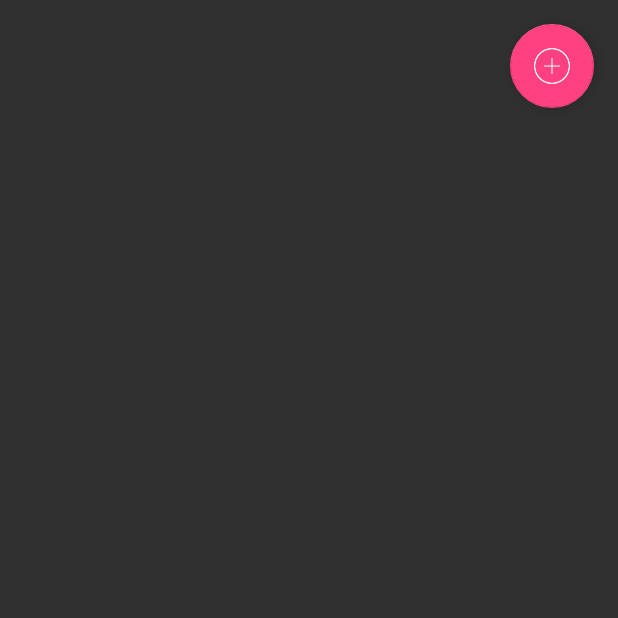
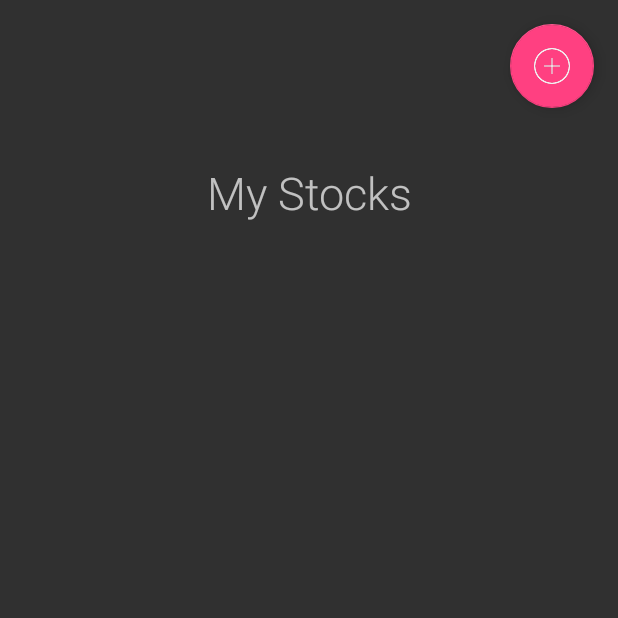
Before and after one commit to jitzian/KrasamoTest, an Android app: the screen it shows after launch (MainActivity), on a phone screen of 412 x 824 dp, the top half of it. Run offline under Robolectric (Android 15) with nearby library versions, the phone set to English and light mode, and no system bars; our stand-ins replace Dagger/Hilt's generated code.

Commit message:
ks jc - Final commit
Thank you =)

```diff
--- a/app/src/main/java/org/com/raian/krasamocodechallenge/rest/RestApi.kt
+++ b/app/src/main/java/org/com/raian/krasamocodechallenge/network/rest/RestApi.kt
@@ -1,6 +1,6 @@
-package org.com.raian.krasamocodechallenge.rest
+package org.com.raian.krasamocodechallenge.network.rest
 
-import org.com.raian.krasamocodechallenge.rest.model.ResultApi
+import org.com.raian.krasamocodechallenge.network.rest.model.ResultApi
 import retrofit2.Call
 import retrofit2.http.GET
 import retrofit2.http.Path
--- a/app/src/main/java/org/com/raian/krasamocodechallenge/rest/model/ResultApi.kt
+++ b/app/src/main/java/org/com/raian/krasamocodechallenge/network/rest/model/ResultApi.kt
@@ -1,4 +1,4 @@
-package org.com.raian.krasamocodechallenge.rest.model
+package org.com.raian.krasamocodechallenge.network.rest.model
 
 import com.google.gson.annotations.Expose
 import com.google.gson.annotations.SerializedName
--- a/app/src/main/java/org/com/raian/krasamocodechallenge/view/adapters/RVCustomAdapter.kt
+++ b/app/src/main/java/org/com/raian/krasamocodechallenge/view/adapters/RVCustomAdapter.kt
@@ -6,9 +6,9 @@ import android.view.LayoutInflater
 import android.view.View
 import android.view.ViewGroup
 import org.com.raian.krasamocodechallenge.R
-import org.com.raian.krasamocodechallenge.rest.model.ResultApi
-import org.com.raian.krasamocodechallenge.view.custom.layouts.LayoutIndicators
-import org.com.raian.krasamocodechallenge.view.custom.layouts.TypeOfData
+import org.com.raian.krasamocodechallenge.network.rest.model.ResultApi
+import org.com.raian.krasamocodechallenge.view.ui.layouts.LayoutIndicators
+import org.com.raian.krasamocodechallenge.view.ui.layouts.TypeOfData
 import java.util.logging.Logger
 
 
--- a/app/src/main/java/org/com/raian/krasamocodechallenge/view/custom/layouts/LayoutIndicators.kt
+++ b/app/src/main/java/org/com/raian/krasamocodechallenge/view/ui/layouts/LayoutIndicators.kt
@@ -1,4 +1,4 @@
-package org.com.raian.krasamocodechallenge.view.custom.layouts
+package org.com.raian.krasamocodechallenge.view.ui.layouts
 
 import android.content.Context
 import android.util.AttributeSet
--- a/app/src/main/java/org/com/raian/krasamocodechallenge/view/custom/layouts/TypeOfData.kt
+++ b/app/src/main/java/org/com/raian/krasamocodechallenge/view/ui/layouts/TypeOfData.kt
@@ -1,4 +1,4 @@
-package org.com.raian.krasamocodechallenge.view.custom.layouts
+package org.com.raian.krasamocodechallenge.view.ui.layouts
 
 enum class TypeOfData {
     Symbol,
--- a/app/src/main/java/org/com/raian/krasamocodechallenge/view/viewmodel/StockViewModel.kt
+++ b/app/src/main/java/org/com/raian/krasamocodechallenge/view/viewmodel/StockViewModel.kt
@@ -7,8 +7,8 @@ import kotlinx.coroutines.GlobalScope
 import kotlinx.coroutines.launch
 import org.com.raian.krasamocodechallenge.dependency.injection.components.DaggerComponentInjector
 import org.com.raian.krasamocodechallenge.dependency.injection.modules.NetworkModule
-import org.com.raian.krasamocodechallenge.rest.RestApi
-import org.com.raian.krasamocodechallenge.rest.model.ResultApi
+import org.com.raian.krasamocodechallenge.network.rest.RestApi
+import org.com.raian.krasamocodechallenge.network.rest.model.ResultApi
 import retrofit2.Call
 import retrofit2.Callback
 import retrofit2.Response
--- a/app/src/main/res/layout/activity_main.xml
+++ b/app/src/main/res/layout/activity_main.xml
@@ -15,6 +15,19 @@
             android:src="@drawable/plus_sign_icon"
             android:layout_margin="@dimen/size16dp"/>
 
+    <TextView
+            android:id="@+id/textViewContent"
+            android:layout_width="match_parent"
+            android:layout_height="wrap_content"
+            android:text="@string/mainMyStocksText"
+            android:textSize="@dimen/size30sp"
+            android:fontFamily="sans-serif-light"
+            android:textStyle="normal"
+            android:layout_gravity="center"
+            android:gravity="center"
+            android:layout_marginTop="@dimen/size20dp"
+            android:paddingBottom="@dimen/size16dp"/>
+
     <android.support.v7.widget.RecyclerView
             android:layout_width="match_parent"
             android:layout_height="match_parent"
--- a/app/src/main/res/values/dimens.xml
+++ b/app/src/main/res/values/dimens.xml
@@ -16,5 +16,6 @@
     <dimen name="size60dp">60dp</dimen>
     <dimen name="size16sp">16sp</dimen>
     <dimen name="size30sp">30sp</dimen>
+    <dimen name="size20dp">20dp</dimen>
 
 </resources>
--- a/app/src/main/res/values/strings.xml
+++ b/app/src/main/res/values/strings.xml
@@ -5,5 +5,6 @@
     <string name="NoConnectivityMessage">There is no Connectivity</string>
     <string name="dialogFragmentTitleText">New Stock Symbol</string>
     <string name="dialogFramentHintText">Type Symbol to be searched</string>
+    <string name="mainMyStocksText">My Stocks</string>
     <string name="textOK">OK</string>
 </resources>
```
Also changed, not shown: app/src/main/java/org/com/raian/krasamocodechallenge/view/activities/MainActivity.kt (+1 -13 lines), app/src/main/res/layout/row_card_view.xml (+4 -4 lines).
